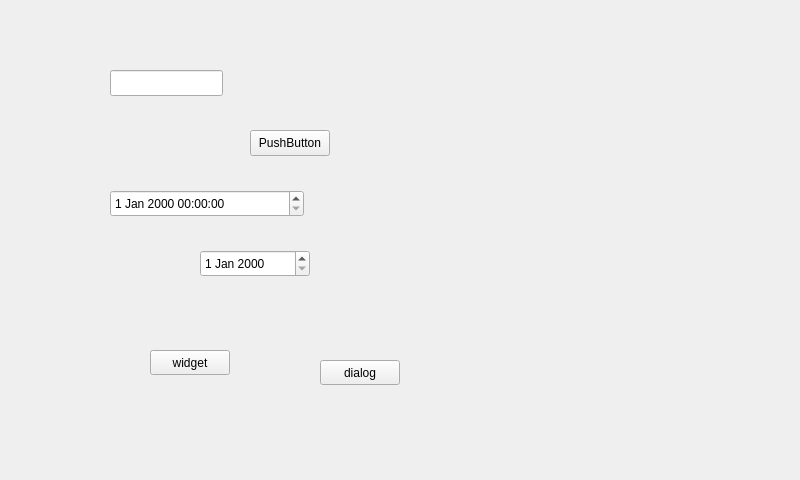
This is VirtualKeyBoard/vmKeyboardInput2/vitrualkeyboard.ui in DJY-github/QT as Qt 5 draws it before an edit. The edited form follows.
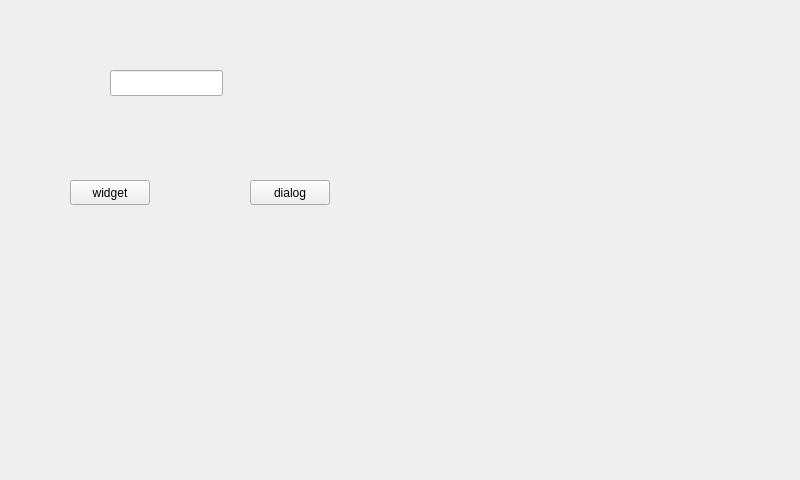
This is the edited form.

```diff
--- a/VirtualKeyBoard/vmKeyboardInput2/vitrualkeyboard.ui
+++ b/VirtualKeyBoard/vmKeyboardInput2/vitrualkeyboard.ui
@@ -23,53 +23,14 @@
     </rect>
    </property>
    <property name="focusPolicy">
-    <enum>Qt::StrongFocus</enum>
-   </property>
-  </widget>
-  <widget class="QDateTimeEdit" name="dateTimeEdit">
-   <property name="geometry">
-    <rect>
-     <x>110</x>
-     <y>190</y>
-     <width>194</width>
-     <height>27</height>
-    </rect>
-   </property>
-   <property name="focusPolicy">
-    <enum>Qt::WheelFocus</enum>
-   </property>
-  </widget>
-  <widget class="QDateEdit" name="dateEdit">
-   <property name="geometry">
-    <rect>
-     <x>200</x>
-     <y>250</y>
-     <width>110</width>
-     <height>27</height>
-    </rect>
-   </property>
-   <property name="focusPolicy">
-    <enum>Qt::WheelFocus</enum>
-   </property>
-  </widget>
-  <widget class="QPushButton" name="pushButton">
-   <property name="geometry">
-    <rect>
-     <x>250</x>
-     <y>130</y>
-     <width>80</width>
-     <height>26</height>
-    </rect>
-   </property>
-   <property name="text">
-    <string>PushButton</string>
+    <enum>Qt::ClickFocus</enum>
    </property>
   </widget>
   <widget class="QPushButton" name="pushButton_2">
    <property name="geometry">
     <rect>
-     <x>150</x>
-     <y>350</y>
+     <x>70</x>
+     <y>180</y>
      <width>80</width>
      <height>25</height>
     </rect>
@@ -81,8 +42,8 @@
   <widget class="QPushButton" name="pushButton_3">
    <property name="geometry">
     <rect>
-     <x>320</x>
-     <y>360</y>
+     <x>250</x>
+     <y>180</y>
      <width>80</width>
      <height>25</height>
     </rect>
```
Left out of the diff: 9 changed lines with no effect on the pictures.
